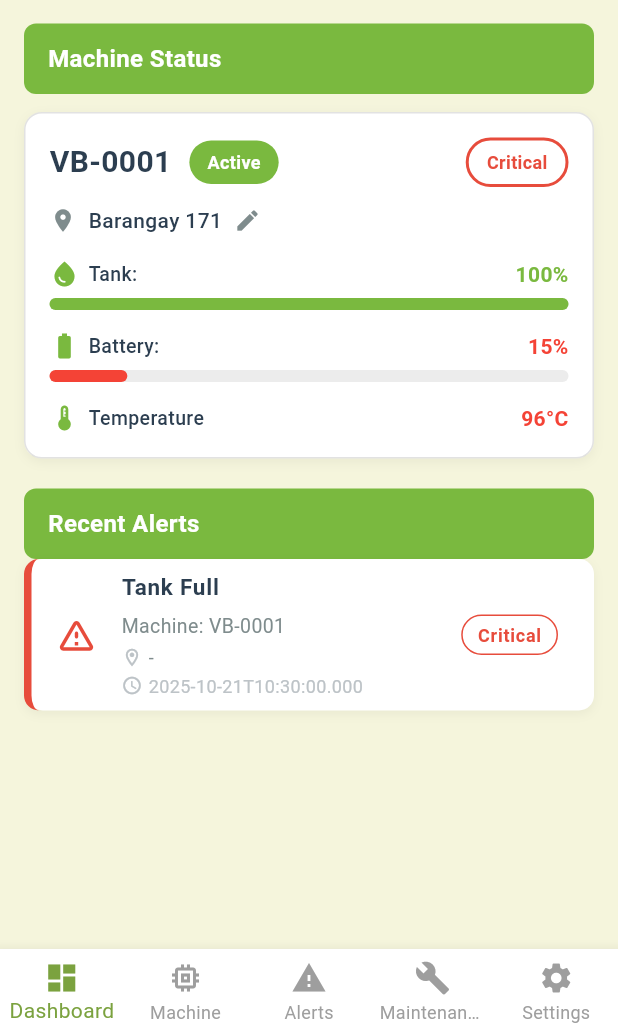
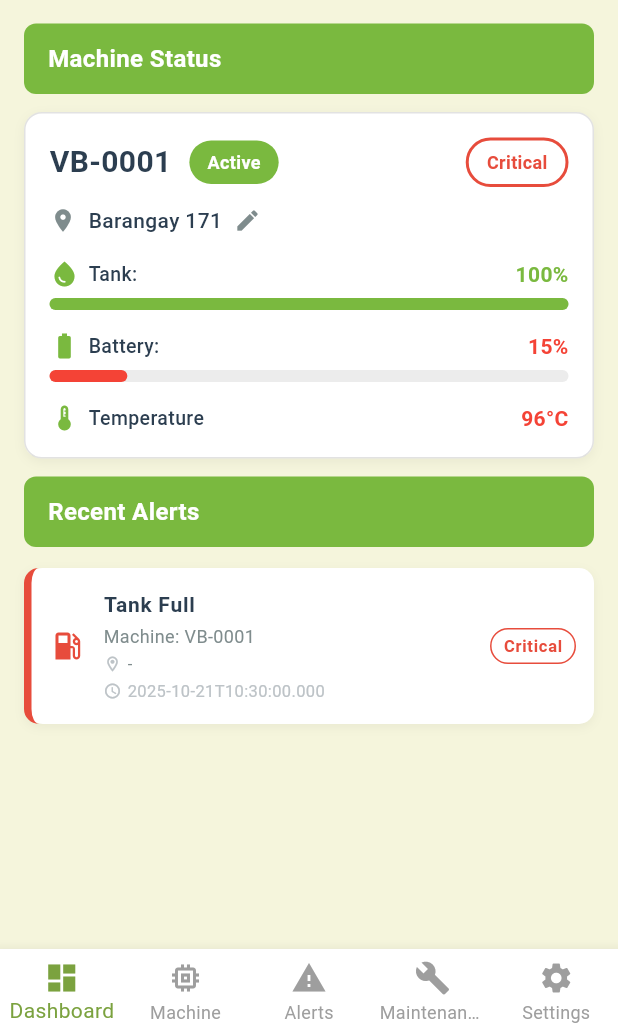
Before and after one commit to Masdyyy/Vegobolt-App, a Flutter app: the DashboardPage screen opened by its route, on a phone screen of 412 x 824 dp, the part 200-1236 px from its top. Run offline on Flutter 3.47's test engine with Material 3 defaults, Android fonts, the phone set to English and light mode, and no system bars; our stand-ins replace flutter_secure_storage, google_sign_in; accounts and stored records are empty; network calls fail.

Commit message:
Refactor UI and update device IP addresses
Updated device IP addresses for API calls to 192.168.100.49 across relevant files. Refactored Dashboard, Machine, and Settings pages to use SafeArea, improved layout and section headers, and enhanced AlertCard component styling for better readability and compactness. Also added dynamic alert status color logic and minor UI text adjustments.

```diff
--- a/vegobolt/lib/Pages/Alerts.dart
+++ b/vegobolt/lib/Pages/Alerts.dart
@@ -83,7 +83,7 @@ class _AlertsPageState extends State<AlertsPage> {
       case 'emulator':
         return 'http://10.0.2.2:3000';
       case 'device':
-        return 'http://192.168.100.28:3000'; // Your PC's IP
+        return 'http://192.168.100.49:3000'; // Your PC's IP
       case 'ios':
         return 'http://localhost:3000';
       default:
--- a/vegobolt/lib/Pages/Dashboard.dart
+++ b/vegobolt/lib/Pages/Dashboard.dart
@@ -83,14 +83,14 @@ class _DashboardPageState extends State<DashboardPage> {
         final data = json.decode(response.body);
 
         final int level = int.tryParse('${data['level'] ?? 0}') ?? 0;
-        final int temperature =
-            int.tryParse('${data['temperature'] ?? 0}') ?? 0;
+        final double temperature =
+            double.tryParse('${data['temperature'] ?? 0}') ?? 0.0;
         final int battery = int.tryParse('${data['batteryLevel'] ?? 0}') ?? 0;
 
         setState(() {
           tankLevel = level / 100.0; // percentage -> 0..1
           batteryValue = battery / 100.0;
-          temperatureC = temperature;
+          temperatureC = temperature.round(); // Convert to int for display
           isLoading = false;
         });
       } else {
@@ -237,13 +237,17 @@ class _DashboardPageState extends State<DashboardPage> {
 
     return Scaffold(
       backgroundColor: AppColors.getBackgroundColor(context),
-      body: Column(
+      bottomNavigationBar: NavBar(
+        currentIndex: 0,
+        onTap: (index) => _onNavTap(context, index),
+      ),
+      body: SafeArea(
+        child: Column(
+          crossAxisAlignment: CrossAxisAlignment.start,
           children: [
             const Header(),
             Expanded(
-            child: isLoading
-                ? const Center(child: CircularProgressIndicator())
-                : SingleChildScrollView(
+              child: SingleChildScrollView(
                 padding: const EdgeInsets.all(16),
                 child: Column(
                   crossAxisAlignment: CrossAxisAlignment.start,
@@ -261,6 +265,7 @@ class _DashboardPageState extends State<DashboardPage> {
                       'Monitor your VegoBolt system',
                       style: TextStyle(
                         color: AppColors.getTextSecondary(context),
+                        fontSize: 14,
                       ),
                     ),
                     const SizedBox(height: 16),
@@ -276,46 +281,46 @@ class _DashboardPageState extends State<DashboardPage> {
                       tankLevel: tankLevel,
                       batteryValue: batteryValue,
                       temperatureC: temperatureC,
-                          alertStatus: _currentAlertStatus, // Pass dynamic alert status
+                      alertStatus: _currentAlertStatus,
                       onLocationChanged: (newLocation) {
                         print('Location updated to: $newLocation');
                       },
                     ),
 
-                        const SizedBox(height: 20),
+                    const SizedBox(height: 12),
                     _buildSectionHeader('Recent Alerts'),
+                    const SizedBox(height: 14),
                     _alertsLoading
-                            ? const Center(child: CircularProgressIndicator())
+                        ? const Center(
+                            child: Padding(
+                              padding: EdgeInsets.all(20),
+                              child: CircularProgressIndicator(),
+                            ),
+                          )
                         : _alerts.isEmpty
                             ? Center(
                                 child: Padding(
-                                  padding: EdgeInsets.symmetric(vertical: 24.0),
+                                  padding: const EdgeInsets.symmetric(vertical: 12.0),
                                   child: Text(
                                     'No alerts detected.',
                                     style: TextStyle(
-                                      color: AppColors.getTextSecondary(
-                                        context,
-                                      ),
+                                      color: AppColors.getTextSecondary(context),
                                     ),
                                   ),
                                 ),
                               )
-                            : ListView.builder(
-                                shrinkWrap: true,
-                                physics: const NeverScrollableScrollPhysics(),
-                                itemCount: _alerts.length,
-                                itemBuilder: (context, index) {
-                                  final alert = _alerts[index];
+                            : Column(
+                                children: _alerts.take(3).map((alert) {
                                   return AlertCard(
-                                    title: alert['title'] ?? 'No title',
-                                    machine: alert['machine'] ?? 'Unknown',
-                                    location: alert['location'] ?? '-',
+                                    title: alert['title'] ?? '',
+                                    machine: alert['machine'] ?? '',
+                                    location: alert['location'] ?? '',
                                     time: alert['time'] ?? '',
                                     status: alert['status'] ?? '',
-                                    statusColor:  AppColors.criticalRed,
-                                    icon: Icons.warning_amber_rounded,
+                                    statusColor: _getStatusColor(alert['status']),
+                                    icon: Icons.local_gas_station,
                                   );
-                                },
+                                }).toList(),
                               ),
                   ],
                 ),
@@ -323,9 +328,6 @@ class _DashboardPageState extends State<DashboardPage> {
             ),
           ],
         ),
-      bottomNavigationBar: NavBar(
-        currentIndex: 0,
-        onTap: (index) => _onNavTap(context, index),
       ),
     );
   }
@@ -353,4 +355,17 @@ class _DashboardPageState extends State<DashboardPage> {
       ),
     );
   }
+
+  Color _getStatusColor(String? status) {
+    switch (status) {
+      case 'Critical':
+        return AppColors.criticalRed;
+      case 'Warning':
+        return Colors.amber;
+      case 'Resolved':
+        return AppColors.primaryGreen;
+      default:
+        return AppColors.textSecondary;
     }
+  }
+}
--- a/vegobolt/lib/Pages/Machine.dart
+++ b/vegobolt/lib/Pages/Machine.dart
@@ -60,7 +60,7 @@ class _MachinePageState extends State<MachinePage> {
       case 'emulator':
         return 'http://10.0.2.2:3000';
       case 'device':
-        return 'http://192.168.100.28:3000';
+        return 'http://192.168.100.49:3000';
       case 'ios':
         return 'http://localhost:3000';
       default:
@@ -513,7 +513,13 @@ class _MachinePageState extends State<MachinePage> {
 
     return Scaffold(
       backgroundColor: AppColors.getBackgroundColor(context),
-      body: Column(
+      bottomNavigationBar: NavBar(
+        currentIndex: 1,
+        onTap: (index) => _onNavTap(context, index),
+      ),
+      body: SafeArea(
+        child: Column(
+          crossAxisAlignment: CrossAxisAlignment.start,
           children: [
             const Header(),
             Expanded(
@@ -535,6 +541,7 @@ class _MachinePageState extends State<MachinePage> {
                       'Control your VEGOBOLT station remotely',
                       style: TextStyle(
                         color: AppColors.getTextSecondary(context),
+                        fontSize: 14,
                       ),
                     ),
                     const SizedBox(height: 16),
@@ -615,9 +622,6 @@ class _MachinePageState extends State<MachinePage> {
             ),
           ],
         ),
-      bottomNavigationBar: NavBar(
-        currentIndex: 1,
-        onTap: (index) => _onNavTap(context, index),
       ),
     );
   }
--- a/vegobolt/lib/Pages/Settings.dart
+++ b/vegobolt/lib/Pages/Settings.dart
@@ -55,7 +55,13 @@ class _SettingsPageState extends State<SettingsPage> {
   Widget build(BuildContext context) {
     return Scaffold(
       backgroundColor: AppColors.getBackgroundColor(context),
-      body: Column(
+      bottomNavigationBar: NavBar(
+        currentIndex: 4,
+        onTap: (index) => _onNavTap(context, index),
+      ),
+      body: SafeArea(
+        child: Column(
+          crossAxisAlignment: CrossAxisAlignment.start,
           children: [
             const Header(),
             Expanded(
@@ -72,14 +78,15 @@ class _SettingsPageState extends State<SettingsPage> {
                         color: AppColors.getTextPrimary(context),
                       ),
                     ),
-                  const SizedBox(height: 6),
+                    const SizedBox(height: 4),
                     Text(
-                    'Manage your app preference',
+                      'Manage your account and preferences',
                       style: TextStyle(
                         color: AppColors.getTextSecondary(context),
+                        fontSize: 14,
                       ),
                     ),
-                  const SizedBox(height: 20),
+                    const SizedBox(height: 16),
 
                     // MACHINE CONTROL
                     _buildExpandableCard(
@@ -199,9 +206,6 @@ class _SettingsPageState extends State<SettingsPage> {
             ),
           ],
         ),
-      bottomNavigationBar: NavBar(
-        currentIndex: 4,
-        onTap: (i) => _onNavTap(context, i),
       ),
     );
   }
--- a/vegobolt/lib/components/alert_card.dart
+++ b/vegobolt/lib/components/alert_card.dart
@@ -26,7 +26,7 @@ class AlertCard extends StatelessWidget {
   @override
   Widget build(BuildContext context) {
     return Container(
-      margin: const EdgeInsets.only(bottom: 10),
+      margin: const EdgeInsets.only(bottom: 8),
       decoration: BoxDecoration(
         color: AppColors.getCardBackground(context),
         borderRadius: BorderRadius.circular(10),
@@ -40,33 +40,36 @@ class AlertCard extends StatelessWidget {
         border: Border(left: BorderSide(color: statusColor, width: 5)),
       ),
       child: ListTile(
+        contentPadding: const EdgeInsets.fromLTRB(12, 6, 12, 6),
+        dense: true,
+        visualDensity: VisualDensity.compact,
         onTap: onTap,
-        leading: Icon(icon, color: statusColor, size: 28),
+        leading: Icon(icon, color: statusColor, size: 24),
         title: Text(
           title,
           style: TextStyle(
             fontWeight: FontWeight.bold,
             color: AppColors.getTextPrimary(context),
-            fontSize: 15,
+            fontSize: 14,
           ),
         ),
         subtitle: Column(
           crossAxisAlignment: CrossAxisAlignment.start,
           children: [
-            const SizedBox(height: 4),
+            const SizedBox(height: 2),
             Text(
               'Machine: $machine',
               style: TextStyle(
                 color: AppColors.getTextSecondary(context),
-                fontSize: 13,
+                fontSize: 12,
               ),
             ),
-            const SizedBox(height: 3),
+            const SizedBox(height: 2),
             Row(
               children: [
                 const Icon(
                   Icons.location_on_outlined,
-                  size: 14,
+                  size: 12,
                   color: AppColors.textLight,
                 ),
                 const SizedBox(width: 4),
@@ -74,7 +77,7 @@ class AlertCard extends StatelessWidget {
                   location,
                   style: TextStyle(
                     color: AppColors.getTextSecondary(context),
-                    fontSize: 12,
+                    fontSize: 11,
                   ),
                 ),
               ],
@@ -84,7 +87,7 @@ class AlertCard extends StatelessWidget {
               children: [
                 const Icon(
                   Icons.access_time,
-                  size: 14,
+                  size: 12,
                   color: AppColors.textLight,
                 ),
                 const SizedBox(width: 4),
@@ -92,7 +95,7 @@ class AlertCard extends StatelessWidget {
                   time,
                   style: TextStyle(
                     color: AppColors.getTextLight(context),
-                    fontSize: 12,
+                    fontSize: 11,
                   ),
                 ),
               ],
@@ -100,7 +103,7 @@ class AlertCard extends StatelessWidget {
           ],
         ),
         trailing: Container(
-          padding: const EdgeInsets.symmetric(horizontal: 10, vertical: 4),
+          padding: const EdgeInsets.symmetric(horizontal: 8, vertical: 3),
           decoration: BoxDecoration(
             color: Colors.transparent,
             border: Border.all(color: statusColor),
@@ -111,7 +114,7 @@ class AlertCard extends StatelessWidget {
             style: TextStyle(
               color: statusColor,
               fontWeight: FontWeight.bold,
-              fontSize: 12,
+              fontSize: 11,
             ),
           ),
         ),
--- a/vegobolt/lib/utils/api_config.dart
+++ b/vegobolt/lib/utils/api_config.dart
@@ -29,7 +29,7 @@ class ApiConfig {
       return 'http://localhost:3000';
     } else if (Platform.isAndroid) {
       // Android real device (use your PC's LAN IP)
-      return 'http://192.168.100.28:3000';
+      return 'http://192.168.100.49:3000';
     } else if (Platform.isIOS) {
       // iOS Simulator
       return 'http://localhost:3000';
```
Also changed, not shown: vegobolt/lib/providers/machine_provider.dart (line endings or trailing spaces). Lines whose indentation alone changed are shown as unchanged.
